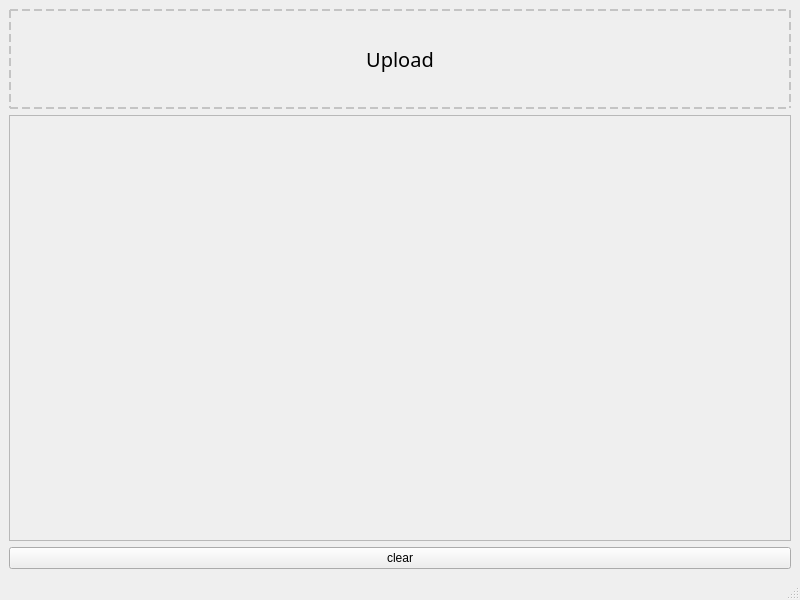
Old version of the form app/application.ui in the repository GaitRehabilitation/mini_data_capture.
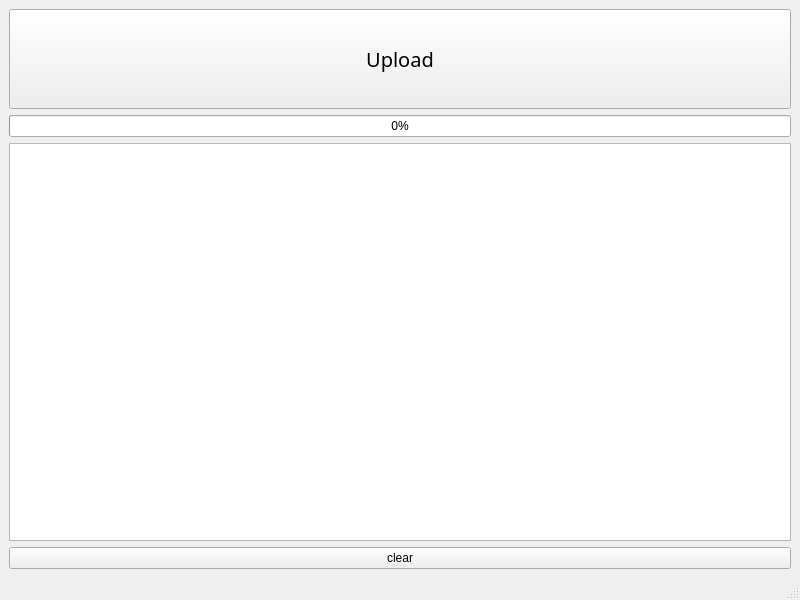
New version of the form. Icons and pictures are not drawn. Custom widgets are drawn as their Qt base class.

```diff
--- a/app/application.ui
+++ b/app/application.ui
@@ -16,7 +16,7 @@
   <widget class="QWidget" name="centralwidget">
    <layout class="QVBoxLayout" name="verticalLayout_2">
     <item>
-     <widget class="FileUpload" name="upload_button">
+     <widget class="FileUpload" name="uploadButton">
       <property name="sizePolicy">
        <sizepolicy hsizetype="Minimum" vsizetype="Fixed">
         <horstretch>0</horstretch>
@@ -25,7 +25,7 @@
       </property>
       <property name="minimumSize">
        <size>
-        <width>196</width>
+        <width>186</width>
         <height>100</height>
        </size>
       </property>
@@ -71,46 +71,15 @@
      </widget>
     </item>
     <item>
-     <widget class="QScrollArea" name="scrollArea">
-      <property name="widgetResizable">
-       <bool>true</bool>
+     <widget class="QProgressBar" name="uploadProgress">
+      <property name="value">
+       <number>0</number>
       </property>
-      <widget class="QWidget" name="grid">
-       <property name="geometry">
-        <rect>
-         <x>0</x>
-         <y>0</y>
-         <width>784</width>
-         <height>385</height>
-        </rect>
-       </property>
-       <property name="sizePolicy">
-        <sizepolicy hsizetype="Preferred" vsizetype="Preferred">
-         <horstretch>0</horstretch>
-         <verstretch>0</verstretch>
-        </sizepolicy>
-       </property>
-       <layout class="QVBoxLayout" name="verticalLayout">
-        <item>
-         <layout class="QVBoxLayout" name="uploadEntries"/>
-        </item>
-        <item>
-         <spacer name="verticalSpacer">
-          <property name="orientation">
-           <enum>Qt::Vertical</enum>
-          </property>
-          <property name="sizeHint" stdset="0">
-           <size>
-            <width>20</width>
-            <height>40</height>
-           </size>
-          </property>
-         </spacer>
-        </item>
-       </layout>
-      </widget>
      </widget>
     </item>
+    <item>
+     <widget class="QListWidget" name="processEntries"/>
+    </item>
     <item>
      <widget class="QPushButton" name="clearBtn">
       <property name="text">
@@ -127,7 +96,7 @@
      <x>0</x>
      <y>0</y>
      <width>800</width>
-     <height>30</height>
+     <height>23</height>
     </rect>
    </property>
   </widget>
```
